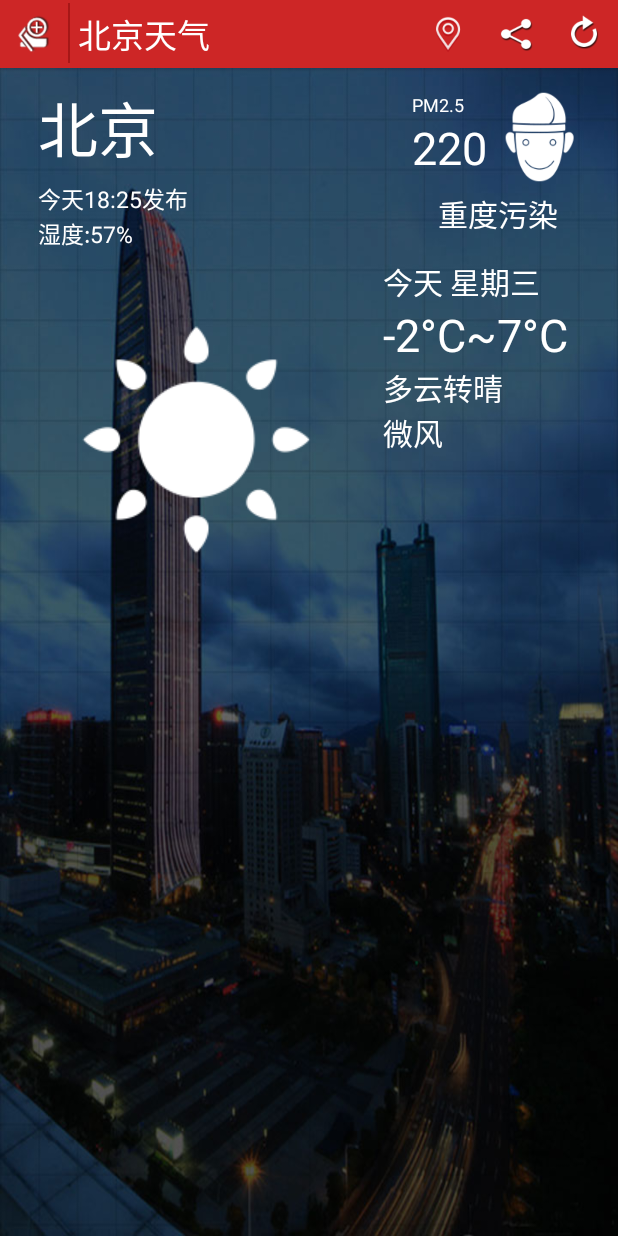
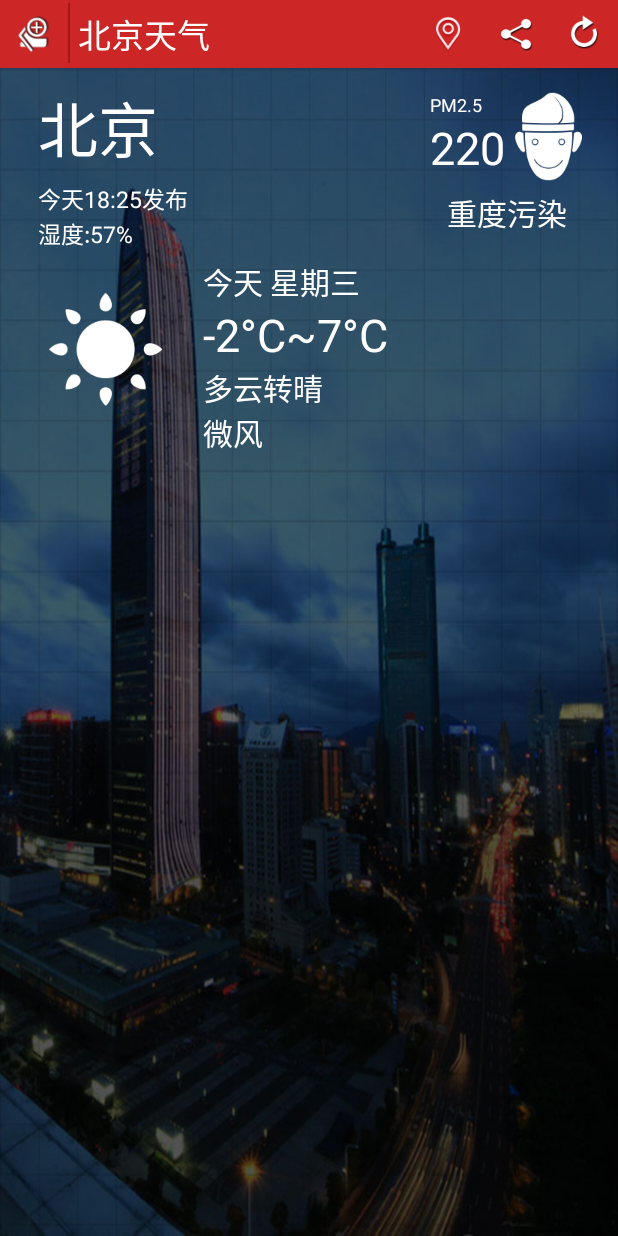
Before and after one commit to ysmintor/WeatherVision, an Android app: the screen it shows after launch (MainActivity), on a phone screen of 412 x 824 dp. Run offline under Robolectric (Android 15) with nearby library versions, the phone set to English and light mode, and no system bars.

Commit message:
relocate icon resource into different directories

```diff
--- a/app/src/main/AndroidManifest.xml
+++ b/app/src/main/AndroidManifest.xml
@@ -2,6 +2,7 @@
 <manifest xmlns:android="http://schemas.android.com/apk/res/android"
     package="com.yorkyu.weathervision">
 
+    <uses-permission android:name="android.permission.ACCESS_NETWORK_STATE"/>
     <application
         android:allowBackup="true"
         android:icon="@mipmap/ic_launcher"
--- a/app/src/main/java/com/yorkyu/weathervision/MainActivity.java
+++ b/app/src/main/java/com/yorkyu/weathervision/MainActivity.java
@@ -2,6 +2,10 @@ package com.yorkyu.weathervision;
 
 import android.support.v7.app.AppCompatActivity;
 import android.os.Bundle;
+import android.util.Log;
+import android.widget.Toast;
+
+import com.yorkyu.weathervision.util.NetUtil;
 
 public class MainActivity extends AppCompatActivity {
 
@@ -9,5 +13,12 @@ public class MainActivity extends AppCompatActivity {
     protected void onCreate(Bundle savedInstanceState) {
         super.onCreate(savedInstanceState);
         setContentView(R.layout.activity_main);
+
+        if (NetUtil.getNetworkState(this) != NetUtil.NETWORN_NONE) { Log.d("myWeather", "网络OK");
+            Toast.makeText(MainActivity.this,"网络OK!", Toast.LENGTH_LONG).show();
+        }else {
+            Log.d("myWeather", "网络挂了");
+            Toast.makeText(MainActivity.this,"网络挂了!", Toast.LENGTH_LONG).show();
+        }
     }
 }
--- /dev/null
+++ b/app/src/main/java/com/yorkyu/weathervision/util/NetUtil.java
@@ -0,0 +1,27 @@
+package com.yorkyu.weathervision.util;
+
+import android.content.Context;
+import android.net.ConnectivityManager;
+import android.net.NetworkInfo;
+
+public class NetUtil {
+    public static final int NETWORN_NONE = 0;
+    public static final int NETWORN_WIFI = 1;
+    public static final int NETWORN_MOBILE = 2;
+    public static int getNetworkState(Context context) {
+        ConnectivityManager connManager = (ConnectivityManager)
+                context
+                        .getSystemService(Context.CONNECTIVITY_SERVICE);
+        NetworkInfo networkInfo = connManager.getActiveNetworkInfo();
+        if (networkInfo == null) {
+            return NETWORN_NONE;
+        }
+        int nType = networkInfo.getType();
+        if (nType == ConnectivityManager.TYPE_MOBILE) {
+            return NETWORN_MOBILE;
+        } else if (nType == ConnectivityManager.TYPE_WIFI) {
+            return NETWORN_WIFI;
+        }
+        return NETWORN_NONE;
+    }
+}
--- a/app/src/main/res/layout/activity_main.xml
+++ b/app/src/main/res/layout/activity_main.xml
@@ -164,8 +164,8 @@
                     <!-- PM2.5图片 -->
                     <ImageView
                         android:id="@+id/pm2_5_img"
-                        android:layout_width="60dp"
-                        android:layout_height="60dp"
+                        android:layout_width="wrap_content"
+                        android:layout_height="wrap_content"
                         android:layout_marginStart="5.0dp"
                         android:src="@drawable/biz_plugin_weather_0_50" />
                 </LinearLayout>
```
Also changed, not shown: app/src/main/res/drawable-xhdpi/biz_plugin_weather_0_50.png (renamed from app/src/main/res/drawable-sw400dp/biz_plugin_weather_0_50.png), app/src/main/res/drawable-xhdpi/biz_plugin_weather_qing.png (renamed from app/src/main/res/drawable-sw400dp/biz_plugin_weather_qing.png), app/src/main/res/drawable/base_action_bar_action_city.png (renamed from app/src/main/res/drawable-sw400dp/base_action_bar_action_city.png), app/src/main/res/drawable/biz_plugin_weather_shenzhen_bg.jpg (renamed from app/src/main/res/drawable-sw400dp/biz_plugin_weather_shenzhen_bg.jpg), app/src/main/res/drawable/title_city.png (renamed from app/src/main/res/drawable-sw400dp/title_city.png), app/src/main/res/drawable/title_share.png (renamed from app/src/main/res/drawable-sw400dp/title_share.png), app/src/main/res/drawable/title_update.png (renamed from app/src/main/res/drawable-sw400dp/title_update.png).
